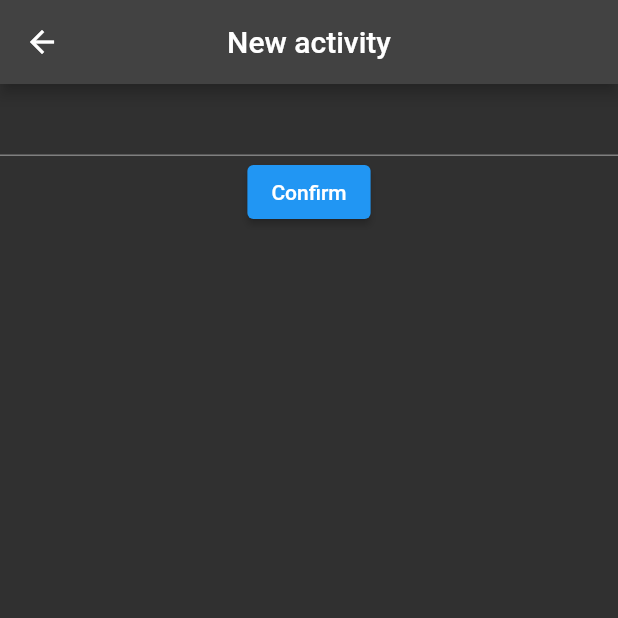
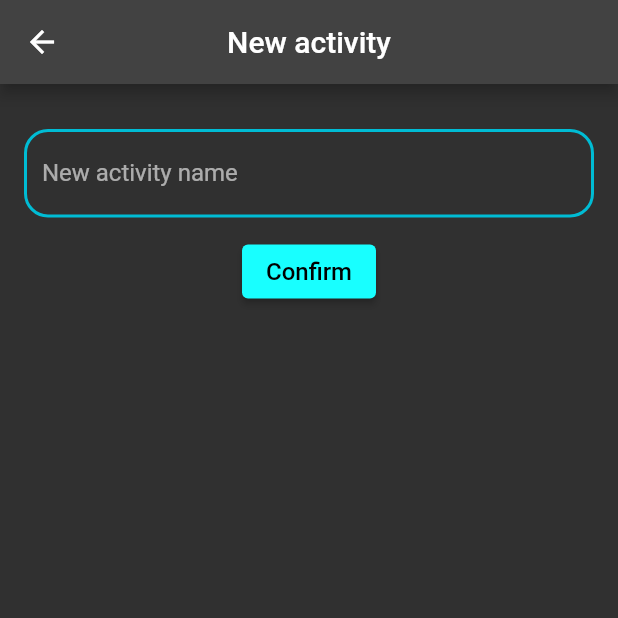
Before and after one commit to Chufretalas/em_frente, a Flutter app: the ActivityForm screen opened directly, on a phone screen of 412 x 824 dp, the top half of it. Run offline on Flutter 3.47's test engine with Material 2 defaults, Android fonts, the phone set to English and light mode, and no system bars; our stand-ins replace sqflite, table_calendar; accounts and stored records are empty.

Commit message:
styled the activity form

```diff
--- a/lib/screens/activity_form.dart
+++ b/lib/screens/activity_form.dart
@@ -53,15 +53,37 @@ class _ActivityFormState extends State<ActivityForm> {
       ),
       body: Column(
         children: [
-          TextField(controller: _activityController),
-          Visibility(
-              visible: _errorVisibility,
-              child: Text(
-                _errorMessage,
-                style: TextStyle(color: Colors.redAccent),
-              )),
+          Padding(
+            padding: const EdgeInsets.only(
+                top: 30.0, bottom: 12, right: 16, left: 16),
+            child: TextField(
+              controller: _activityController,
+              decoration: InputDecoration(
+                label: Text("New activity name"),
+                hintText: "Type here...",
+                errorText: _errorVisibility ? _errorMessage : null,
+                errorStyle: TextStyle(fontSize: 16),
+                enabledBorder: OutlineInputBorder(
+                    borderSide: BorderSide(color: Colors.cyan, width: 2),
+                    borderRadius: BorderRadius.circular(16)),
+                focusedBorder: OutlineInputBorder(
+                  borderSide:
+                      const BorderSide(color: Colors.cyanAccent, width: 3),
+                  borderRadius: BorderRadius.circular(15),
+                ),
+                errorBorder: OutlineInputBorder(
+                  borderSide:
+                      const BorderSide(color: Colors.redAccent, width: 3),
+                  borderRadius: BorderRadius.circular(15),
+                ),
+              ),
+            ),
+          ),
           ElevatedButton(
-            child: const Text("Confirm"),
+            child: const Text(
+              "Confirm",
+              style: TextStyle(fontSize: 16),
+            ),
             onPressed: () async {
               _hideError();
               if (_activityController.text.isNotEmpty) {
@@ -86,6 +108,10 @@ class _ActivityFormState extends State<ActivityForm> {
                 _showError(errorMsg: "The activity name cannot be empty");
               }
             },
+            style: ElevatedButton.styleFrom(
+              primary: Colors.cyanAccent,
+              onPrimary: Colors.black,
+            ),
           ),
         ],
       ),
```
